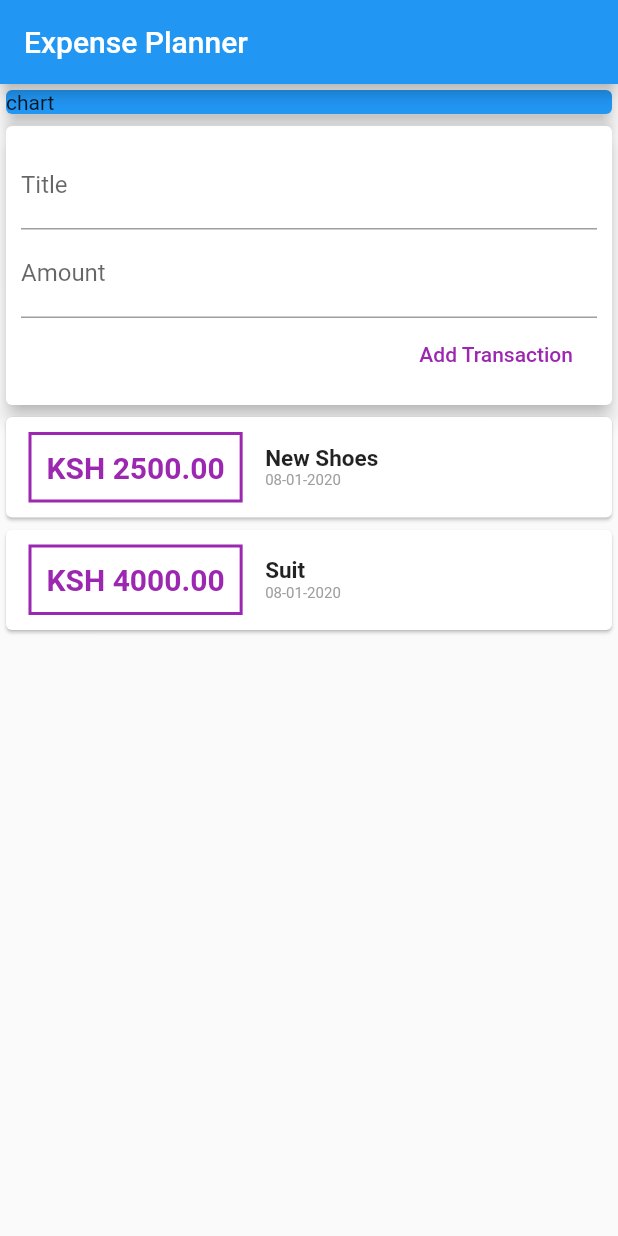
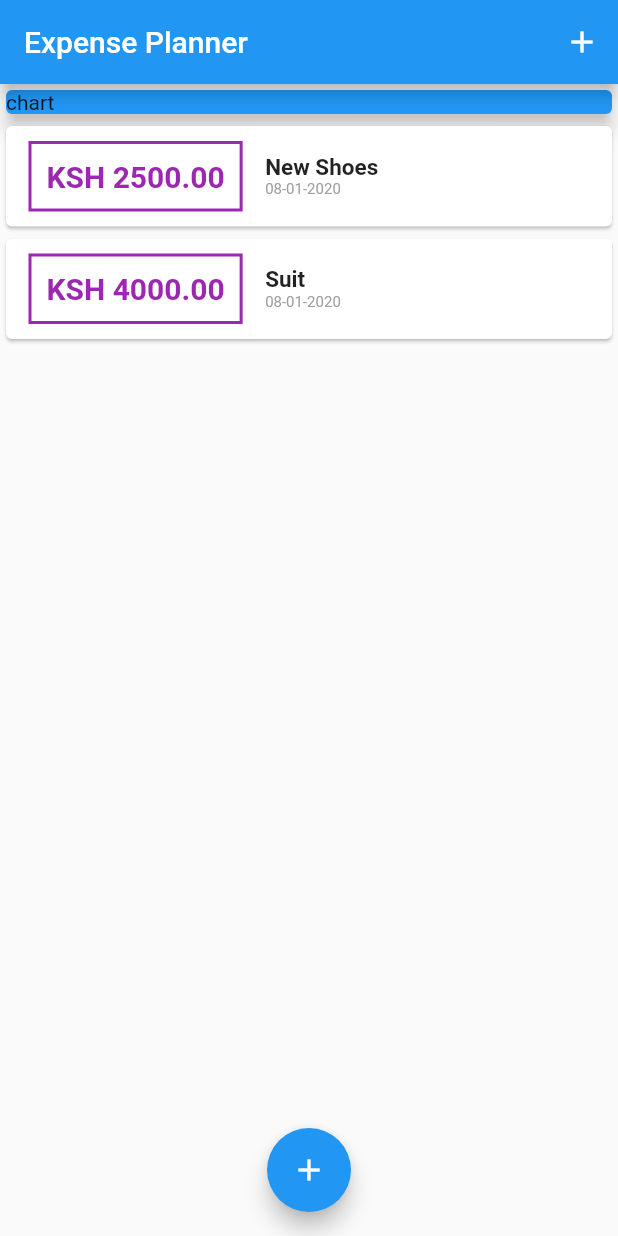
Before and after one commit to Steven-Nyaga/Expense-Planner-Flutter-, a Flutter app: the screen it shows after launch, on a phone screen of 412 x 824 dp. Run offline on Flutter 3.47's test engine with Material 2 defaults, Android fonts, the phone set to English and light mode, and no system bars.

```diff
--- a/lib/main.dart
+++ b/lib/main.dart
@@ -1,5 +1,8 @@
-import 'package:expense_planner/widgets/user_transactions.dart';
+import 'package:expense_planner/widgets/new_transaction.dart';
+import 'package:expense_planner/widgets/transaction_list.dart';
 import 'package:flutter/material.dart';
+import './models/transaction.dart';
+import './widgets/transaction_list.dart';
 
 
 void main() => runApp(MyApp());
@@ -9,22 +12,66 @@ class MyApp extends StatelessWidget {
   Widget build(BuildContext context) {
     return MaterialApp(
       title: 'Flutter App',
+      debugShowCheckedModeBanner: false,
       home: MyHomePage(),
     );
   }
 }
 
-class MyHomePage extends StatelessWidget {
+class MyHomePage extends StatefulWidget {
 
-  //String titleInput;
-  //String amountInput;
+  @override
+  _MyHomePageState createState() => _MyHomePageState();
+}
 
+class _MyHomePageState extends State<MyHomePage> {
+   final List<Transaction> _userTransactions = [
+    Transaction(
+      id: '1',
+      title: 'New Shoes',
+      amount: 2500,
+      date: DateTime.now()
+      ),
+      Transaction(
+      id: '2',
+      title: 'Suit',
+      amount: 4000,
+      date: DateTime.now()
+      ),
+  ];
 
+  void _addNewTransaction(String txtitle, double txamount){
+    final newTx = Transaction
+    (title: txtitle,
+    amount: txamount,
+    date: DateTime.now(),
+    id:DateTime.now().toString()
+    );
+
+    setState(() {
+      _userTransactions.add(newTx);
+    });
+  }
+  void _startAddNewTransaction(BuildContext ctx){
+    showModalBottomSheet(context: ctx,
+    builder: (_) {
+      return GestureDetector(
+        onTap:() {},
+        child: NewTransaction(_addNewTransaction),
+        behavior: HitTestBehavior.opaque,
+        );
+    });
+  }
 
   @override
   Widget build(BuildContext context) {
     return Scaffold(
       appBar: AppBar(
+        actions: <Widget>[
+          IconButton(
+            icon: Icon(Icons.add),
+            onPressed: () => _startAddNewTransaction(context),)
+        ],
         title: Text('Expense Planner'),
       ),
       body: SingleChildScrollView(
@@ -39,10 +86,14 @@ class MyHomePage extends StatelessWidget {
                         elevation: 5,
                       ),
                   ),
-                  UserTransactions()
+                  TransactionList(_userTransactions)
                 ],
               ),
       ),
+      floatingActionButtonLocation: FloatingActionButtonLocation.centerFloat,
+      floatingActionButton: FloatingActionButton(
+        child: Icon(Icons.add),
+        onPressed: () => _startAddNewTransaction(context),),
     );
   }
 }
--- a/lib/widgets/user_transactions.dart
+++ /dev/null
@@ -1,49 +0,0 @@
-import 'package:expense_planner/widgets/new_transaction.dart';
-import 'package:expense_planner/widgets/transaction_list.dart';
-import '../models/transaction.dart';
-import 'package:flutter/material.dart';
-
-class UserTransactions extends StatefulWidget {
-  @override
-  _UserTransactionsState createState() => _UserTransactionsState();
-}
-
-class _UserTransactionsState extends State<UserTransactions> {
-  final List<Transaction> _userTransactions = [
-    Transaction(
-      id: '1',
-      title: 'New Shoes',
-      amount: 2500,
-      date: DateTime.now()
-      ),
-      Transaction(
-      id: '2',
-      title: 'Suit',
-      amount: 4000,
-      date: DateTime.now()
-      ),
-  ];
-
-  void _addNewTransaction(String txtitle, double txamount){
-    final newTx = Transaction
-    (title: txtitle,
-    amount: txamount,
-    date: DateTime.now(),
-    id:DateTime.now().toString()
-    );
-
-    setState(() {
-      _userTransactions.add(newTx);
-    });
-  }
-
-  @override
-  Widget build(BuildContext context) {
-    return Column(
-      children: <Widget>[
-        NewTransaction(_addNewTransaction),
-        TransactionList(_userTransactions)
-      ],
-    );
-  }
-}
```
Also changed, not shown: lib/widgets/new_transaction.dart (+11 -4 lines).
